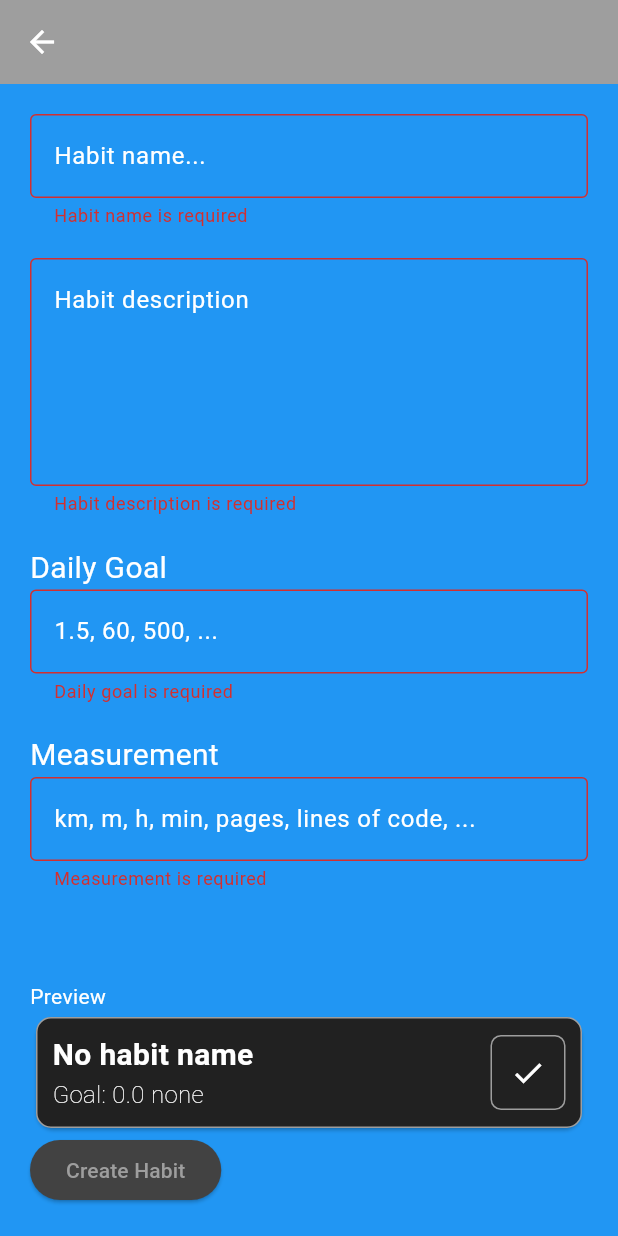
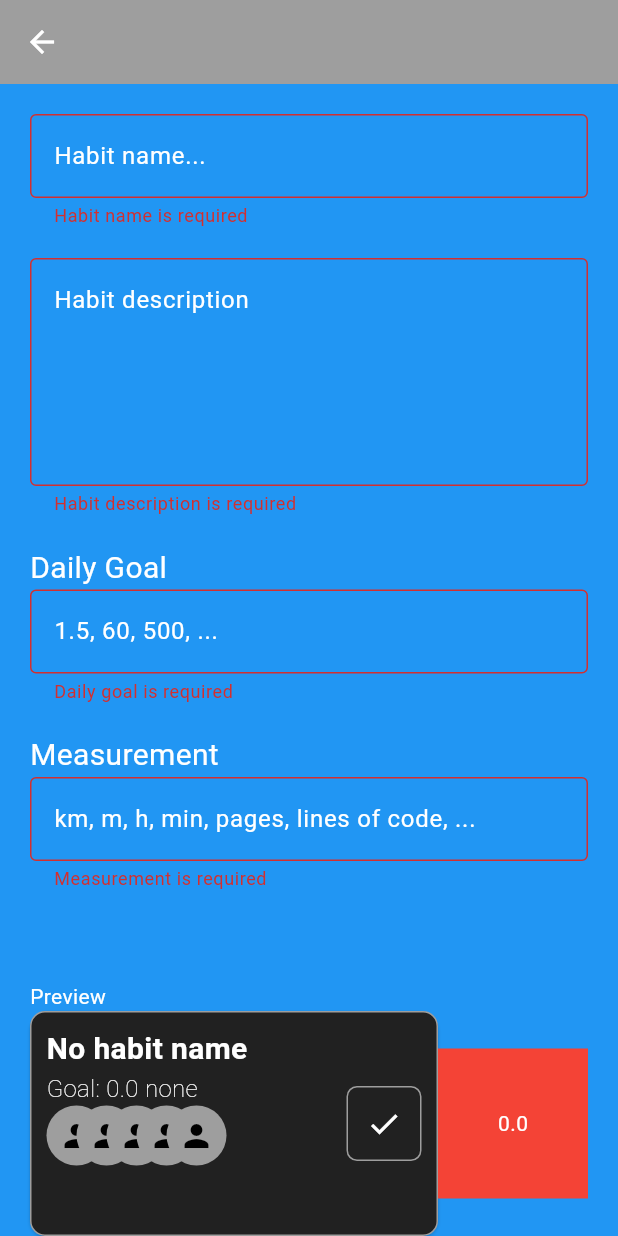
Before and after one commit to zienex0/Multi-User-Habits, a Flutter app: the AddHabitPage screen opened directly, after a tap on "Create Habit", on a phone screen of 412 x 824 dp. Run offline on Flutter 3.47's test engine with Material 3 defaults, Android fonts, the phone set to English and light mode, and no system bars; our stand-ins replace cloud_firestore, firebase_auth, firebase_core; accounts and stored records are empty.

Commit message:
Ugly habit checks sum counter container

```diff
--- /dev/null
+++ b/lib/components/habit_check_sum_rectangle.dart
@@ -0,0 +1,34 @@
+import 'package:flutter/material.dart';
+import 'package:multiuser_habits/services/db_habit_checks_service.dart';
+
+class HabitCheckSumRectangle extends StatelessWidget {
+  HabitCheckSumRectangle({required this.habitId, super.key});
+
+  final DbHabitChecks dbHabitChecks = DbHabitChecks();
+  final String habitId;
+
+  @override
+  Widget build(BuildContext context) {
+    return FutureBuilder(
+        future: dbHabitChecks.getHabitChecksCompletionSum(habitId),
+        builder: (context, snapshot) {
+          if (snapshot.hasError) {
+            print(
+                'Something went wrong while future buildling the habit checks completion sum');
+            return const Text("Something went wrong");
+          }
+          if (snapshot.connectionState == ConnectionState.waiting) {
+            return const CircularProgressIndicator();
+          }
+
+          return Container(
+            height: 100,
+            width: 100,
+            color: Colors.red,
+            child: Center(
+              child: Text("${snapshot.data}"),
+            ),
+          );
+        });
+  }
+}
--- a/lib/components/habit_tile.dart
+++ b/lib/components/habit_tile.dart
@@ -1,38 +1,49 @@
 import 'package:flutter/material.dart';
 import 'package:multiuser_habits/components/complete_habit_button.dart';
+import 'package:multiuser_habits/components/habit_check_sum_rectangle.dart';
 import 'package:multiuser_habits/components/habit_users_avatars.dart';
+import 'package:multiuser_habits/components/preview_users_avatars.dart';
 import 'package:multiuser_habits/models/habit_model.dart';
 
 class HabitTile extends StatelessWidget {
-  const HabitTile({required this.habit, super.key});
+  const HabitTile({required this.habit, this.preview = false, super.key});
 
   final Habit habit;
+  final bool preview;
 
   @override
   Widget build(BuildContext context) {
     return Theme(
       data: Theme.of(context).copyWith(dividerColor: Colors.transparent),
+      child: IntrinsicHeight(
+        child: Row(
+          children: [
+            // MAIN CARD
+            Expanded(
               child: Card(
+                margin: const EdgeInsets.all(0),
                 child: Container(
                   width: double.infinity,
                   decoration: BoxDecoration(
                       color: Colors.grey.shade900,
                       borderRadius: BorderRadius.circular(10),
                       border: Border.all(color: Colors.grey)),
-          // height: 100,
+                  height: 150,
                   child: Padding(
-            padding:
-                const EdgeInsets.symmetric(horizontal: 10.0, vertical: 10.0),
+                    padding: const EdgeInsets.symmetric(
+                        horizontal: 10.0, vertical: 10.0),
                     child: Row(
                       mainAxisAlignment: MainAxisAlignment.spaceBetween,
                       children: [
-                // habit information on the left
+                        // HABIT NAME & GOAL ON THE LEFT & USERS CONNECTED
                         Expanded(
                           child: Column(
                             crossAxisAlignment: CrossAxisAlignment.start,
                             children: [
                               Text(
-                        habit.title.isNotEmpty ? habit.title : 'No habit name',
+                                habit.title.isNotEmpty
+                                    ? habit.title
+                                    : 'No habit name',
                                 style: const TextStyle(
                                     fontSize: 20, fontWeight: FontWeight.w600),
                               ),
@@ -41,7 +52,9 @@ class HabitTile extends StatelessWidget {
                                 style: const TextStyle(
                                     fontSize: 16, fontWeight: FontWeight.w200),
                               ),
-                      // HabitUsersAvatars(habitId: habit.id)
+                              preview
+                                  ? const PreviewUsersAvatars()
+                                  : HabitUsersAvatars(habitId: habit.id)
                             ],
                           ),
                         ),
@@ -52,6 +65,11 @@ class HabitTile extends StatelessWidget {
                   ),
                 ),
               ),
+            ),
+            HabitCheckSumRectangle(habitId: habit.id),
+          ],
+        ),
+      ),
     );
   }
 }
--- /dev/null
+++ b/lib/components/preview_users_avatars.dart
@@ -0,0 +1,25 @@
+import 'package:flutter/material.dart';
+
+class PreviewUsersAvatars extends StatelessWidget {
+  const PreviewUsersAvatars({super.key});
+
+  @override
+  Widget build(BuildContext context) {
+    const previewUserCount = 5;
+    return SizedBox(
+      height: 40,
+      child: Stack(
+        children: [
+          for (int i = 0; i < previewUserCount; i++)
+            Positioned(
+              left: i * 20,
+              child: const CircleAvatar(
+                radius: 20,
+                child: Icon(Icons.person),
+              ),
+            )
+        ],
+      ),
+    );
+  }
+}
--- /dev/null
+++ b/lib/models/habit_check_model.dart
@@ -0,0 +1,32 @@
+import 'package:cloud_firestore/cloud_firestore.dart';
+
+class HabitCheck {
+  String id;
+  String habitId;
+  double quantity;
+  String userNote;
+  String userUid;
+
+  HabitCheck(
+      {required this.id,
+      required this.habitId,
+      required this.quantity,
+      required this.userNote,
+      required this.userUid});
+
+  factory HabitCheck.fromFirestore(DocumentSnapshot doc) {
+    if (!doc.exists || doc.data() == null) {
+      throw "HabitCheck document not found, failed to create a habit check model";
+    }
+
+    Map<String, dynamic> data = doc.data() as Map<String, dynamic>;
+    return HabitCheck(
+        id: doc.id,
+        habitId: data['habitId'],
+        quantity: (data['quantity'] is int)
+            ? (data['quantity'] as int).toDouble()
+            : data['quantity'] as double,
+        userNote: data['userNote'],
+        userUid: data['userUid']);
+  }
+}
--- a/lib/pages/add_habit_page.dart
+++ b/lib/pages/add_habit_page.dart
@@ -254,7 +254,10 @@ class _AddHabitPageState extends State<AddHabitPage> {
 
                 // HABIT PREVIEW
                 const Text("Preview"),
-                HabitTile(habit: previewHabit),
+                HabitTile(
+                  habit: previewHabit,
+                  preview: true,
+                ),
 
                 ElevatedButton(
                   onPressed: _isLoading ? null : _submitForm,
--- a/lib/pages/habits_page.dart
+++ b/lib/pages/habits_page.dart
@@ -2,6 +2,7 @@ import 'package:firebase_auth/firebase_auth.dart';
 import 'package:flutter/material.dart';
 import 'package:multiuser_habits/components/habit_tile.dart';
 import 'package:multiuser_habits/pages/add_habit_page.dart';
+import 'package:multiuser_habits/pages/authentication_page.dart';
 import 'package:multiuser_habits/services/habits_provider.dart';
 import 'package:provider/provider.dart';
 
@@ -26,12 +27,17 @@ class _HabitsPageState extends State<HabitsPage> {
     final habitsProvider = context.watch<HabitsProvider>();
     return Scaffold(
       appBar: AppBar(
-        leading: IconButton.outlined(
+        leading: IconButton(
             onPressed: () async {
               await _auth.signOut();
-              if (!mounted) return;
+              if (mounted) {
+                Navigator.of(context).pushReplacement(
+                  MaterialPageRoute(
+                      builder: (context) => const AuthenticationPage()),
+                );
+              }
             },
-            icon: const Icon(Icons.logout_outlined)),
+            icon: const Icon(Icons.logout)),
       ),
       floatingActionButton: FloatingActionButton(
         child: const Icon(Icons.add),
--- /dev/null
+++ b/lib/services/db_habit_checks_service.dart
@@ -0,0 +1,36 @@
+import 'package:cloud_firestore/cloud_firestore.dart';
+import 'package:multiuser_habits/models/habit_check_model.dart';
+
+class DbHabitChecks {
+  CollectionReference habitChecksCollection =
+      FirebaseFirestore.instance.collection("habitChecks");
+
+  Future<List<HabitCheck>> getHabitChecks(String habitId) async {
+    try {
+      QuerySnapshot querySnapshot = await habitChecksCollection
+          .where('habitId', isEqualTo: habitId)
+          .get();
+      List<HabitCheck> habitChecks = querySnapshot.docs
+          .map((doc) => HabitCheck.fromFirestore(doc))
+          .toList();
+      return habitChecks;
+    } catch (e) {
+      print("Error while getting habit checks from habit with id $habitId: $e");
+      return [];
+    }
+  }
+
+  Future<double> getHabitChecksCompletionSum(String habitId) async {
+    List<HabitCheck> habitChecks = await getHabitChecks(habitId);
+    if (habitId.isEmpty) {
+      return 0;
+    }
+
+    double completionSum = 0;
+    for (HabitCheck habitCheck in habitChecks) {
+      completionSum += habitCheck.quantity;
+    }
+
+    return completionSum;
+  }
+}
```
Lines whose indentation alone changed are shown as unchanged.
